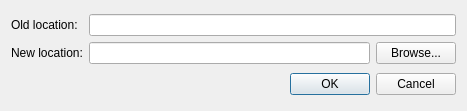
This is src/plugins/bittorrent/movetorrentfiles.ui in 0xd34df00d/leechcraft as Qt 5 draws it before an edit. The edited form follows.
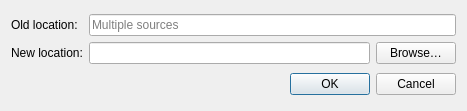
This is the edited form.

Commit message: Add ToolTip text for old location in MTF form.

Diff of the .ui file:
```diff
--- a/src/plugins/bittorrent/movetorrentfiles.ui
+++ b/src/plugins/bittorrent/movetorrentfiles.ui
@@ -27,6 +27,9 @@
        <property name="readOnly" >
         <bool>true</bool>
        </property>
+       <property name="placeholderText">
+        <string>Multiple sources</string>
+       </property>
       </widget>
      </item>
      <item row="1" column="0" >
@@ -42,9 +45,9 @@
         <widget class="QLineEdit" name="NewLocation_" />
        </item>
        <item>
-        <widget class="QPushButton" name="Browse_" >
-         <property name="text" >
-          <string>Browse...</string>
+        <widget class="QPushButton" name="Browse_">
+         <property name="text">
+          <string>Browse…</string>
          </property>
         </widget>
        </item>
```
Left out of the diff: 51 changed lines with no effect on the pictures.
